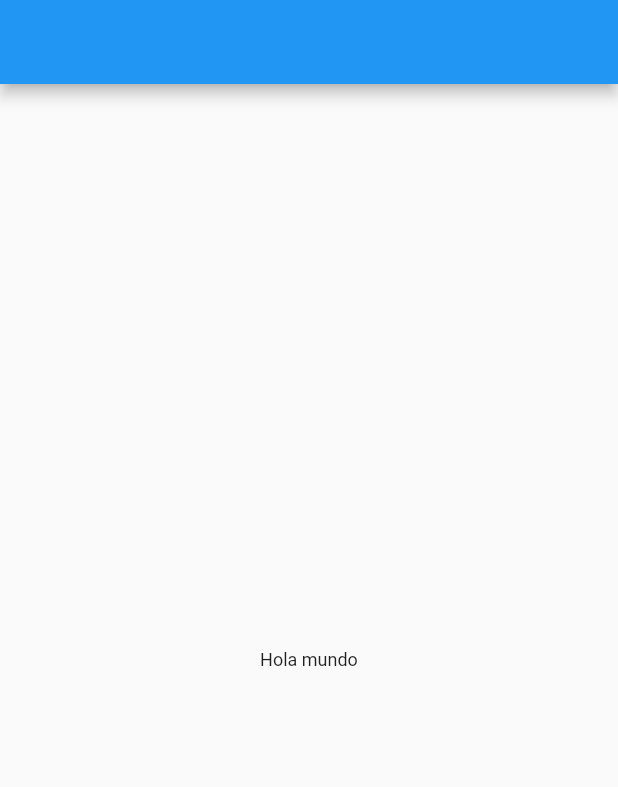
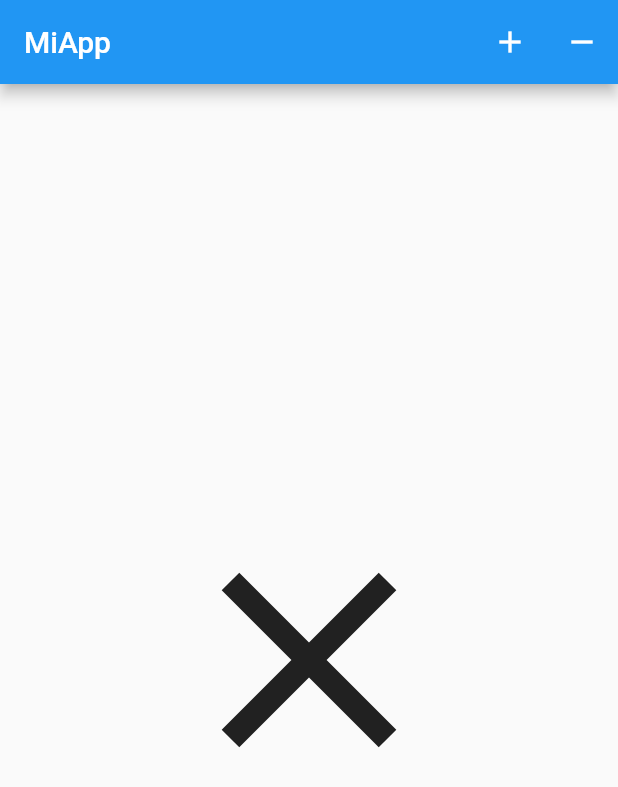
Before and after one commit to kineticske/app_test_1_flutter, a Flutter app: the screen it shows after launch, on a phone screen of 412 x 824 dp. Shown: the top 787 px of the screen. Run offline on Flutter 3.47's test engine with Material 2 defaults, Android fonts, the phone set to English and light mode, and no system bars.

Commit message:
añadiendo img iconbutton

```diff
--- a/lib/main.dart
+++ b/lib/main.dart
@@ -25,8 +25,28 @@ class MyHomePage extends StatelessWidget {
   @override
   Widget build(BuildContext context) {
     return Scaffold(
-        appBar: AppBar(),
-        body:
-            Center(child: Text("Hola mundo", style: TextStyle(fontSize: 12))));
+        appBar: AppBar(
+            title: Text('MiApp'),
+            actions: <Widget>[
+              IconButton(
+                icon: Icon(Icons.add),
+                onPressed: _add,
+              ),
+              IconButton(
+                icon: Icon(Icons.remove),
+                onPressed: _remove,
+              )
+            ],
+            shape: RoundedRectangleBorder()),
+        body: Center(
+            child: IconButton(
+                icon: Icon(Icons.close),
+                onPressed: () {
+                  print('Hola');
+                },
+                iconSize: 200)));
   }
+
+  void _add() {}
+  void _remove() {}
 }
```
